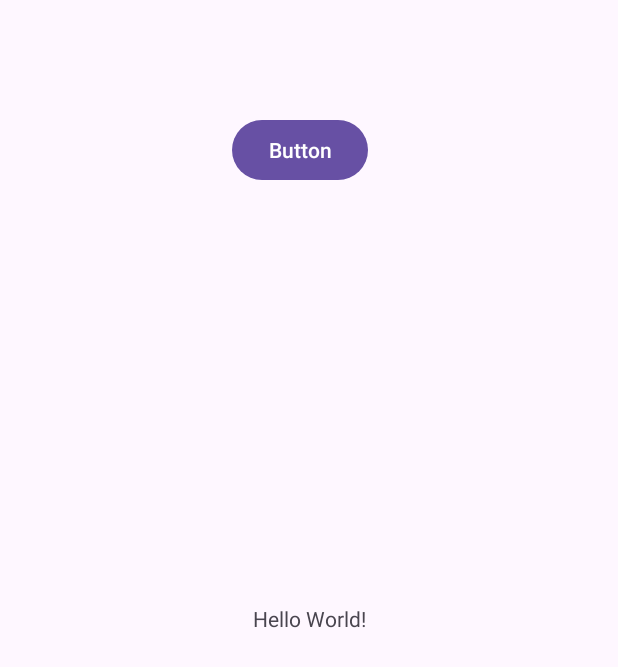
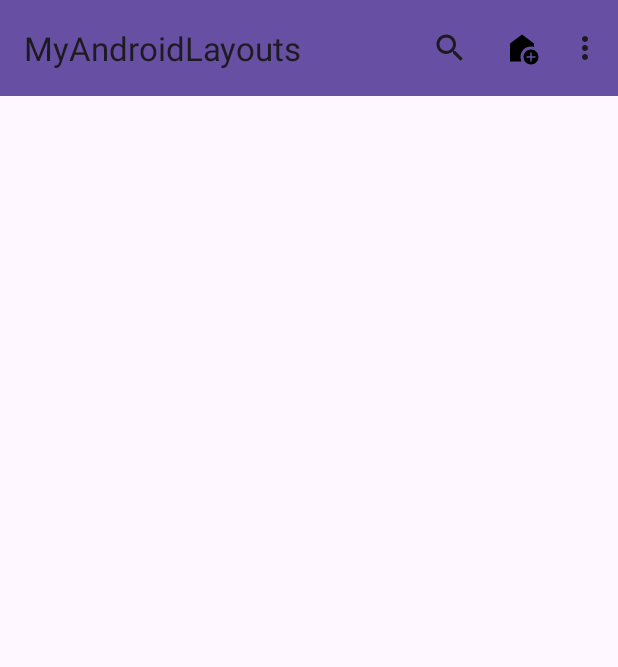
Before and after one commit to mcli28/UDEMY_ANDROID, an Android app: the screen it shows after launch (MainActivity), on a phone screen of 412 x 824 dp. Shown: the top 667 px of the screen. Run offline under Robolectric (Android 15) with nearby library versions, the phone set to English and light mode, and no system bars.

Commit message:
terminado el menu y menu searchview

```diff
--- a/TheCompleteAndroidAppDevelopment/MyAndroidLayouts/app/src/main/java/com/hobbydev/myandroidlayouts/MainActivity.kt
+++ b/TheCompleteAndroidAppDevelopment/MyAndroidLayouts/app/src/main/java/com/hobbydev/myandroidlayouts/MainActivity.kt
@@ -1,20 +1,63 @@
 package com.hobbydev.myandroidlayouts
 
 import android.os.Bundle
-import androidx.activity.enableEdgeToEdge
+import android.view.Menu
+import android.view.MenuItem
+import android.view.MenuInflater
+import android.widget.Toast
+import androidx.appcompat.widget.Toolbar
 import androidx.appcompat.app.AppCompatActivity
-import androidx.core.view.ViewCompat
-import androidx.core.view.WindowInsetsCompat
+import android.widget.SearchView
 
 class MainActivity : AppCompatActivity() {
+
     override fun onCreate(savedInstanceState: Bundle?) {
         super.onCreate(savedInstanceState)
-        enableEdgeToEdge()
         setContentView(R.layout.activity_main)
-        ViewCompat.setOnApplyWindowInsetsListener(findViewById(R.id.main)) { v, insets ->
-            val systemBars = insets.getInsets(WindowInsetsCompat.Type.systemBars())
-            v.setPadding(systemBars.left, systemBars.top, systemBars.right, systemBars.bottom)
-            insets
+        val toolbar: Toolbar = findViewById(R.id.toolbar)
+        setSupportActionBar(toolbar)
+    }
+
+    override fun onCreateOptionsMenu(menu: Menu): Boolean {
+        val inflater: MenuInflater = menuInflater
+        inflater.inflate(R.menu.mainmenu, menu)
+
+        val searchItem: MenuItem = menu.findItem(R.id.search_bar)
+        val searchView: SearchView = searchItem.actionView as SearchView
+
+        searchView.setOnQueryTextListener(object : SearchView.OnQueryTextListener {
+            override fun onQueryTextSubmit(query: String?): Boolean {
+                // Acciones cuando se envía la búsqueda
+                // Puedes agregar aquí tu lógica de búsqueda
+                Toast.makeText(applicationContext, query, Toast.LENGTH_SHORT).show()
+                return false
+            }
+
+            override fun onQueryTextChange(newText: String?): Boolean {
+                // Acciones cuando el texto cambia
+                // Puedes agregar aquí tu lógica para filtrar resultados en tiempo real
+                return false
+            }
+        })
+
+        return true
+    }
+    override fun onOptionsItemSelected(item: MenuItem): Boolean {
+        // Handle item selection.
+        return when (item.itemId) {
+            R.id.Home -> {
+                Toast.makeText(this, "Home selected", Toast.LENGTH_SHORT).show()
+                true
+            }
+            R.id.Add -> {
+                Toast.makeText(this, "Add selected", Toast.LENGTH_SHORT).show()
+                true
+            }
+            R.id.Setting -> {
+                Toast.makeText(this, "Setting selected", Toast.LENGTH_SHORT).show()
+                true
+            }
+            else -> super.onOptionsItemSelected(item)
         }
     }
 }
--- /dev/null
+++ b/TheCompleteAndroidAppDevelopment/MyAndroidLayouts/app/src/main/res/drawable/ic_add1.xml
@@ -0,0 +1,5 @@
+<vector xmlns:android="http://schemas.android.com/apk/res/android" android:height="24dp" android:tint="#000000" android:viewportHeight="24" android:viewportWidth="24" android:width="24dp">
+
+    <path android:fillColor="@android:color/white" android:pathData="M19,13h-6v6h-2v-6H5v-2h6V5h2v6h6v2z"/>
+
+</vector>
--- /dev/null
+++ b/TheCompleteAndroidAppDevelopment/MyAndroidLayouts/app/src/main/res/drawable/ic_home1.xml
@@ -0,0 +1,7 @@
+<vector xmlns:android="http://schemas.android.com/apk/res/android" android:height="24dp" android:tint="#000000" android:viewportHeight="24" android:viewportWidth="24" android:width="24dp">
+
+    <path android:fillColor="@android:color/white" android:pathData="M18,11c0.7,0 1.37,0.1 2,0.29V9l-8,-6L4,9v12h7.68C11.25,20.09 11,19.08 11,18C11,14.13 14.13,11 18,11z"/>
+
+    <path android:fillColor="@android:color/white" android:pathData="M18,13c-2.76,0 -5,2.24 -5,5s2.24,5 5,5s5,-2.24 5,-5S20.76,13 18,13zM21,18.5h-2.5V21h-1v-2.5H15v-1h2.5V15h1v2.5H21V18.5z"/>
+
+</vector>
--- /dev/null
+++ b/TheCompleteAndroidAppDevelopment/MyAndroidLayouts/app/src/main/res/drawable/ic_setting.xml
@@ -0,0 +1,5 @@
+<vector xmlns:android="http://schemas.android.com/apk/res/android" android:height="24dp" android:tint="#000000" android:viewportHeight="24" android:viewportWidth="24" android:width="24dp">
+
+    <path android:fillColor="@android:color/white" android:pathData="M21.81,12.74l-0.82,-0.63v-0.22l0.8,-0.63c0.16,-0.12 0.2,-0.34 0.1,-0.51l-0.85,-1.48c-0.07,-0.13 -0.21,-0.2 -0.35,-0.2 -0.05,0 -0.1,0.01 -0.15,0.03l-0.95,0.38c-0.08,-0.05 -0.11,-0.07 -0.19,-0.11l-0.15,-1.01c-0.03,-0.21 -0.2,-0.36 -0.4,-0.36h-1.71c-0.2,0 -0.37,0.15 -0.4,0.34l-0.14,1.01c-0.03,0.02 -0.07,0.03 -0.1,0.05l-0.09,0.06 -0.95,-0.38c-0.05,-0.02 -0.1,-0.03 -0.15,-0.03 -0.14,0 -0.27,0.07 -0.35,0.2l-0.85,1.48c-0.1,0.17 -0.06,0.39 0.1,0.51l0.8,0.63v0.23l-0.8,0.63c-0.16,0.12 -0.2,0.34 -0.1,0.51l0.85,1.48c0.07,0.13 0.21,0.2 0.35,0.2 0.05,0 0.1,-0.01 0.15,-0.03l0.95,-0.37c0.08,0.05 0.12,0.07 0.2,0.11l0.15,1.01c0.03,0.2 0.2,0.34 0.4,0.34h1.71c0.2,0 0.37,-0.15 0.4,-0.34l0.15,-1.01c0.03,-0.02 0.07,-0.03 0.1,-0.05l0.09,-0.06 0.95,0.38c0.05,0.02 0.1,0.03 0.15,0.03 0.14,0 0.27,-0.07 0.35,-0.2l0.85,-1.48c0.1,-0.17 0.06,-0.39 -0.1,-0.51zM18,13.5c-0.83,0 -1.5,-0.67 -1.5,-1.5s0.67,-1.5 1.5,-1.5 1.5,0.67 1.5,1.5 -0.67,1.5 -1.5,1.5zM17,17h2v4c0,1.1 -0.9,2 -2,2H7c-1.1,0 -2,-0.9 -2,-2V3c0,-1.1 0.9,-2 2,-2h10c1.1,0 2,0.9 2,2v4h-2V6H7v12h10v-1z"/>
+
+</vector>
--- a/TheCompleteAndroidAppDevelopment/MyAndroidLayouts/app/src/main/res/layout/activity_main.xml
+++ b/TheCompleteAndroidAppDevelopment/MyAndroidLayouts/app/src/main/res/layout/activity_main.xml
@@ -1,30 +1,18 @@
 <?xml version="1.0" encoding="utf-8"?>
-<androidx.constraintlayout.widget.ConstraintLayout xmlns:android="http://schemas.android.com/apk/res/android"
-    xmlns:app="http://schemas.android.com/apk/res-auto"
+<RelativeLayout
+    xmlns:android="http://schemas.android.com/apk/res/android"
     xmlns:tools="http://schemas.android.com/tools"
     android:id="@+id/main"
     android:layout_width="match_parent"
     android:layout_height="match_parent"
     tools:context=".MainActivity">
 
-    <TextView
-        android:layout_width="wrap_content"
+    <androidx.appcompat.widget.Toolbar
+        android:id="@+id/toolbar"
+        android:layout_width="match_parent"
         android:layout_height="wrap_content"
-        android:text="Hello World!"
-        app:layout_constraintBottom_toBottomOf="parent"
-        app:layout_constraintEnd_toEndOf="parent"
-        app:layout_constraintStart_toStartOf="parent"
-        app:layout_constraintTop_toTopOf="parent" />
+        android:background="?attr/colorPrimary"
+        android:minHeight="?attr/actionBarSize"
+        android:theme="?attr/actionBarTheme" />
 
-    <Button
-        android:id="@+id/button"
-        android:layout_width="wrap_content"
-        android:layout_height="wrap_content"
-        android:layout_marginTop="76dp"
-        android:text="Button"
-        app:layout_constraintEnd_toEndOf="parent"
-        app:layout_constraintHorizontal_bias="0.481"
-        app:layout_constraintStart_toStartOf="parent"
-        app:layout_constraintTop_toTopOf="parent" />
-
-</androidx.constraintlayout.widget.ConstraintLayout>
+</RelativeLayout>
--- /dev/null
+++ b/TheCompleteAndroidAppDevelopment/MyAndroidLayouts/app/src/main/res/menu/mainmenu.xml
@@ -0,0 +1,27 @@
+<?xml version="1.0" encoding="utf-8"?>
+<menu xmlns:android="http://schemas.android.com/apk/res/android"
+    xmlns:app="http://schemas.android.com/apk/res-auto">
+    <item
+        android:id="@+id/search_bar"
+        android:title="Search"
+        app:actionViewClass="android.widget.SearchView"
+        app:showAsAction="always"/>
+    <item
+        android:id="@+id/Home"
+        android:icon="@drawable/ic_home1"
+        android:title="Home"
+        app:showAsAction="ifRoom"
+        />
+    <item
+        android:id="@+id/Add"
+        android:icon="@drawable/ic_add1"
+        android:title="Add"
+        app:showAsAction="ifRoom"
+        />
+    <item
+        android:id="@+id/Setting"
+        android:icon="@drawable/ic_setting"
+        android:title="Setting"
+        app:showAsAction="ifRoom"
+        />
+</menu>
--- a/TheCompleteAndroidAppDevelopment/MyAndroidLayouts/gradle/libs.versions.toml
+++ b/TheCompleteAndroidAppDevelopment/MyAndroidLayouts/gradle/libs.versions.toml
@@ -1,5 +1,5 @@
 [versions]
-agp = "8.4.1"
+agp = "8.5.0"
 kotlin = "1.9.0"
 coreKtx = "1.13.1"
 junit = "4.13.2"
```
Also changed, not shown: TheCompleteAndroidAppDevelopment/MyAndroidLayouts/gradle/wrapper/gradle-wrapper.properties.
